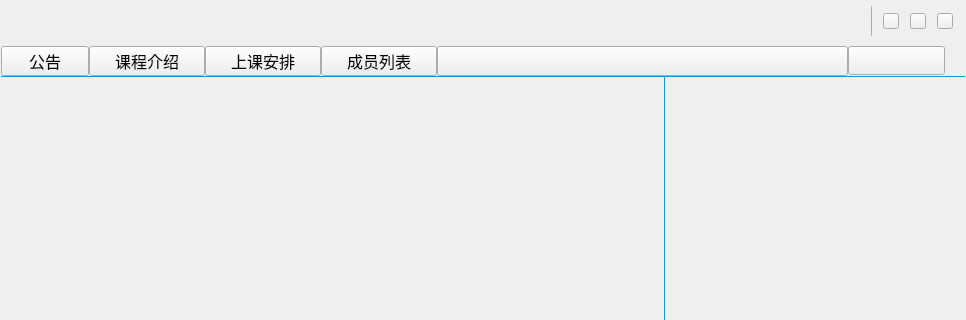
This is qatimeStudent/qatimeStudent/UIWindowSet.ui in chuanjiabao1981/qatime-win-student as Qt 5 draws it before an edit; both pictures show x 0 to 966 and y 0 to 320 of the 966 by 636 pixel window. The edited form follows.
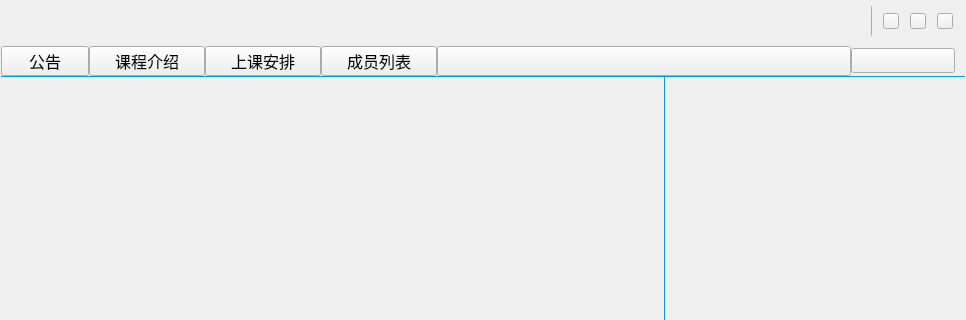
This is the edited form. Icons and pictures are not drawn.

Patch:
```diff
--- a/qatimeStudent/qatimeStudent/UIWindowSet.ui
+++ b/qatimeStudent/qatimeStudent/UIWindowSet.ui
@@ -348,7 +348,7 @@
          <number>0</number>
         </property>
         <property name="rightMargin">
-         <number>20</number>
+         <number>10</number>
         </property>
         <property name="bottomMargin">
          <number>0</number>
@@ -505,14 +505,14 @@
          <widget class="QPushButton" name="change_pushButton">
           <property name="minimumSize">
            <size>
-            <width>97</width>
-            <height>29</height>
+            <width>104</width>
+            <height>25</height>
            </size>
           </property>
           <property name="maximumSize">
            <size>
-            <width>97</width>
-            <height>29</height>
+            <width>104</width>
+            <height>25</height>
            </size>
           </property>
           <property name="font">
```
